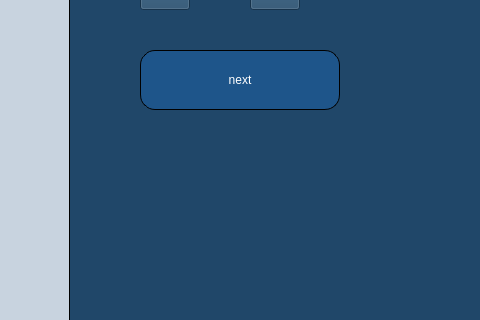
First picture: the form in WindowsGraphics/RevisionModeWindow.ui, repository Skripkon/App-for-learning-English-LANGOD, before the edit; both pictures show x 600 to 1080 and y 150 to 470 of the 1210 by 800 pixel window.
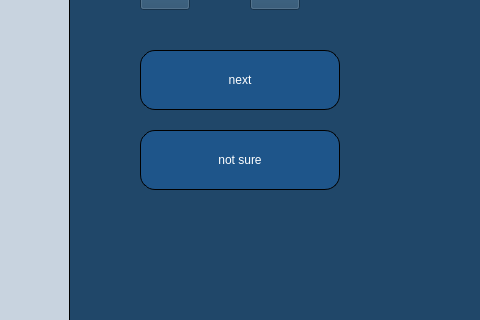
Second picture: the form after the edit. Icons and pictures are not drawn.

Commit message: add wordlist button released

Patch:
```diff
--- a/WindowsGraphics/RevisionModeWindow.ui
+++ b/WindowsGraphics/RevisionModeWindow.ui
@@ -507,6 +507,31 @@
     <string>exit</string>
    </property>
   </widget>
+  <widget class="QPushButton" name="not_sure_button">
+   <property name="geometry">
+    <rect>
+     <x>740</x>
+     <y>280</y>
+     <width>200</width>
+     <height>60</height>
+    </rect>
+   </property>
+   <property name="styleSheet">
+    <string notr="true">QPushButton {background-color:rgb(30, 85, 138);
+font: 19pt &quot;Yrsa&quot;;
+color:white;
+selection-background-color: rgb(255, 255, 255);
+border-style: outset;
+border-width: 1px;
+border-radius: 15px;
+border-color: black;
+padding: 4px;}
+QPushButton:hover {background-color: rgb(20, 75, 130);}</string>
+   </property>
+   <property name="text">
+    <string>not sure</string>
+   </property>
+  </widget>
  </widget>
  <resources/>
  <connections/>
```
The commit also changes 4 other files.
